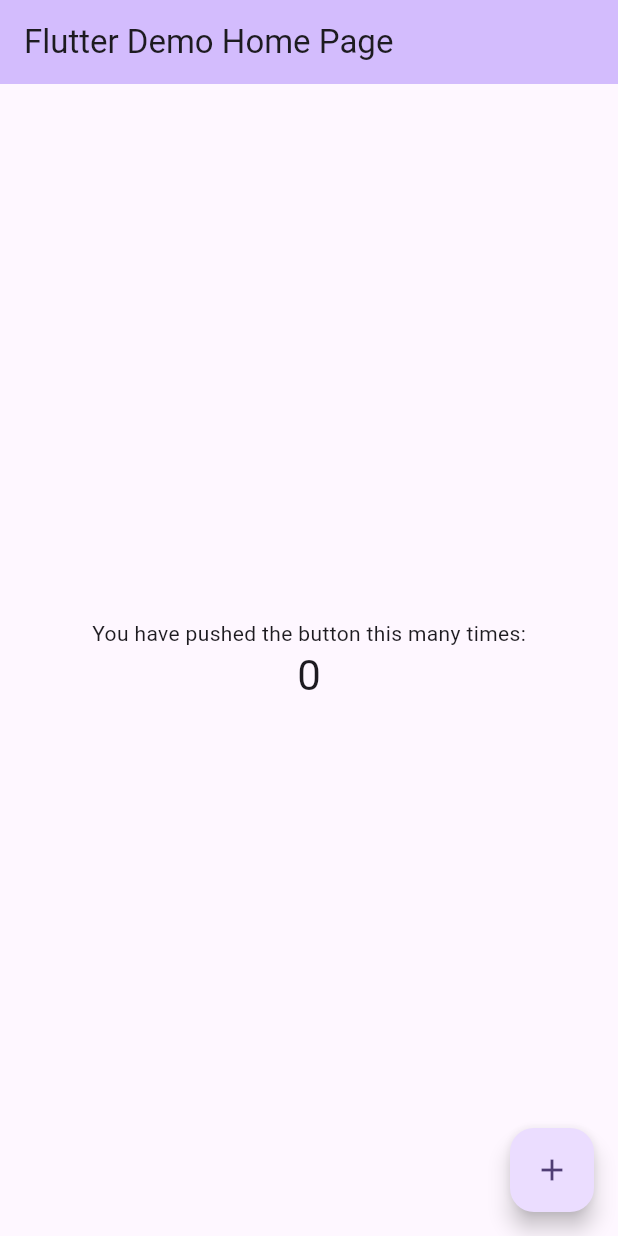
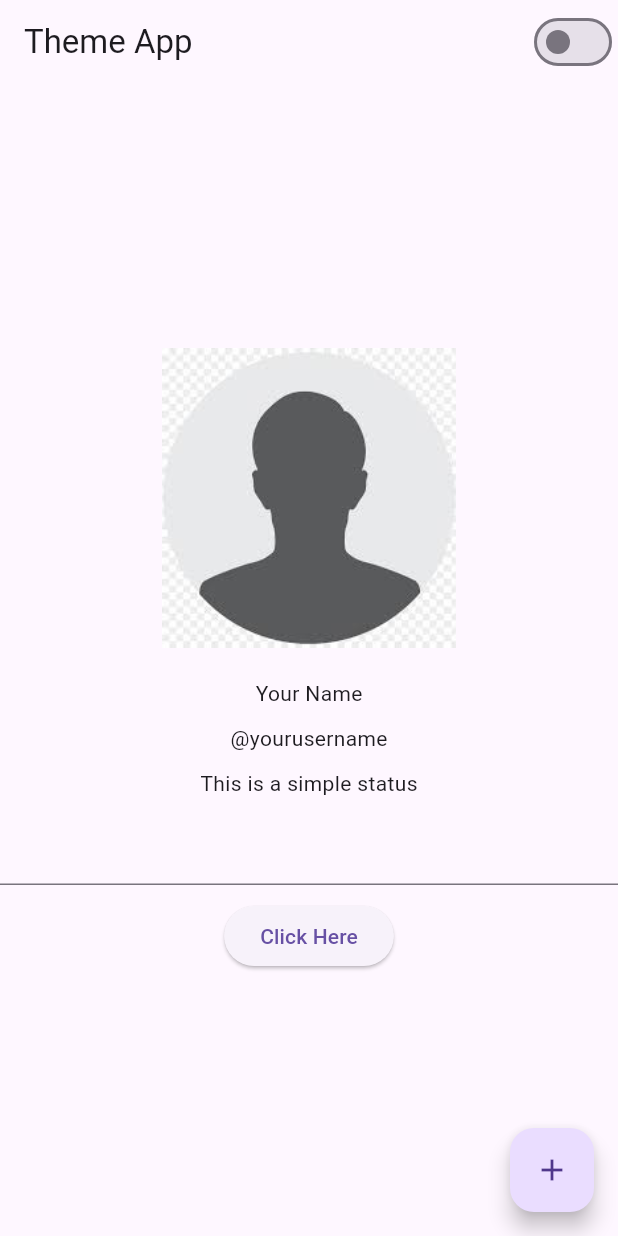
Before and after one commit to its-asimiqbal/flutter-theming, a Flutter app: the screen it shows after launch, on a phone screen of 412 x 824 dp. Run offline on Flutter 3.47's test engine with Material 3 defaults, Android fonts, the phone set to English and light mode, and no system bars.

Commit message:
files updated

```diff
--- a/lib/main.dart
+++ b/lib/main.dart
@@ -1,125 +1,26 @@
 import 'package:flutter/material.dart';
+import 'package:flutter_theming/theme/theme_constants.dart';
+import 'package:flutter_theming/theme/theme_manager.dart';
+
+import 'screens/main_screen.dart';
 
 void main() {
   runApp(const MyApp());
 }
 
+  ThemeManager _themeManager = ThemeManager();
+
 class MyApp extends StatelessWidget {
   const MyApp({super.key});
 
-  // This widget is the root of your application.
   @override
   Widget build(BuildContext context) {
-    return MaterialApp(
-      title: 'Flutter Demo',
-      theme: ThemeData(
-        // This is the theme of your application.
-        //
-        // TRY THIS: Try running your application with "flutter run". You'll see
-        // the application has a blue toolbar. Then, without quitting the app,
-        // try changing the seedColor in the colorScheme below to Colors.green
-        // and then invoke "hot reload" (save your changes or press the "hot
-        // reload" button in a Flutter-supported IDE, or press "r" if you used
-        // the command line to start the app).
-        //
-        // Notice that the counter didn't reset back to zero; the application
-        // state is not lost during the reload. To reset the state, use hot
-        // restart instead.
-        //
-        // This works for code too, not just values: Most code changes can be
-        // tested with just a hot reload.
-        colorScheme: ColorScheme.fromSeed(seedColor: Colors.deepPurple),
-        useMaterial3: true,
-      ),
-      home: const MyHomePage(title: 'Flutter Demo Home Page'),
+    return  MaterialApp(
+      debugShowCheckedModeBanner: false,
+      theme: lightTheme,
+      darkTheme: darkTheme,
+      themeMode: _themeManager.themeMode,
+      home: const MainScreen(),
     );
   }
 }
-
-class MyHomePage extends StatefulWidget {
-  const MyHomePage({super.key, required this.title});
-
-  // This widget is the home page of your application. It is stateful, meaning
-  // that it has a State object (defined below) that contains fields that affect
-  // how it looks.
-
-  // This class is the configuration for the state. It holds the values (in this
-  // case the title) provided by the parent (in this case the App widget) and
-  // used by the build method of the State. Fields in a Widget subclass are
-  // always marked "final".
-
-  final String title;
-
-  @override
-  State<MyHomePage> createState() => _MyHomePageState();
-}
-
-class _MyHomePageState extends State<MyHomePage> {
-  int _counter = 0;
-
-  void _incrementCounter() {
-    setState(() {
-      // This call to setState tells the Flutter framework that something has
-      // changed in this State, which causes it to rerun the build method below
-      // so that the display can reflect the updated values. If we changed
-      // _counter without calling setState(), then the build method would not be
-      // called again, and so nothing would appear to happen.
-      _counter++;
-    });
-  }
-
-  @override
-  Widget build(BuildContext context) {
-    // This method is rerun every time setState is called, for instance as done
-    // by the _incrementCounter method above.
-    //
-    // The Flutter framework has been optimized to make rerunning build methods
-    // fast, so that you can just rebuild anything that needs updating rather
-    // than having to individually change instances of widgets.
-    return Scaffold(
-      appBar: AppBar(
-        // TRY THIS: Try changing the color here to a specific color (to
-        // Colors.amber, perhaps?) and trigger a hot reload to see the AppBar
-        // change color while the other colors stay the same.
-        backgroundColor: Theme.of(context).colorScheme.inversePrimary,
-        // Here we take the value from the MyHomePage object that was created by
-        // the App.build method, and use it to set our appbar title.
-        title: Text(widget.title),
-      ),
-      body: Center(
-        // Center is a layout widget. It takes a single child and positions it
-        // in the middle of the parent.
-        child: Column(
-          // Column is also a layout widget. It takes a list of children and
-          // arranges them vertically. By default, it sizes itself to fit its
-          // children horizontally, and tries to be as tall as its parent.
-          //
-          // Column has various properties to control how it sizes itself and
-          // how it positions its children. Here we use mainAxisAlignment to
-          // center the children vertically; the main axis here is the vertical
-          // axis because Columns are vertical (the cross axis would be
-          // horizontal).
-          //
-          // TRY THIS: Invoke "debug painting" (choose the "Toggle Debug Paint"
-          // action in the IDE, or press "p" in the console), to see the
-          // wireframe for each widget.
-          mainAxisAlignment: MainAxisAlignment.center,
-          children: <Widget>[
-            const Text(
-              'You have pushed the button this many times:',
-            ),
-            Text(
-              '$_counter',
-              style: Theme.of(context).textTheme.headlineMedium,
-            ),
-          ],
-        ),
-      ),
-      floatingActionButton: FloatingActionButton(
-        onPressed: _incrementCounter,
-        tooltip: 'Increment',
-        child: const Icon(Icons.add),
-      ), // This trailing comma makes auto-formatting nicer for build methods.
-    );
-  }
-}
--- /dev/null
+++ b/lib/screens/main_screen.dart
@@ -0,0 +1,65 @@
+import 'package:flutter/material.dart';
+
+class MainScreen extends StatefulWidget {
+  const MainScreen({super.key});
+
+  @override
+  State<MainScreen> createState() => _MainScreenState();
+}
+
+class _MainScreenState extends State<MainScreen> {
+  @override
+  Widget build(BuildContext context) {
+    return Scaffold(
+      appBar: AppBar(
+        title: const Text('Theme App'),
+        actions: [
+          Switch(
+            value: false,
+            onChanged: (newValue) {},
+          ),
+        ],
+      ),
+      floatingActionButton: FloatingActionButton(
+        onPressed: () {},
+        child: const Icon(Icons.add),
+      ),
+      body: Center(
+        child: Column(
+          mainAxisAlignment: MainAxisAlignment.center,
+          crossAxisAlignment: CrossAxisAlignment.center,
+          children: [
+            Image.asset(
+              'assets/profile1.jpeg',
+              height: 200,
+              width: 200,
+            ),
+            const SizedBox(
+              height: 20,
+            ),
+            const Text('Your Name'),
+            const SizedBox(
+              height: 10,
+            ),
+            const Text('@yourusername'),
+            const SizedBox(
+              height: 10,
+            ),
+            const Text('This is a simple status'),
+            const SizedBox(
+              height: 10,
+            ),
+            const TextField(),
+            const SizedBox(
+              height: 10,
+            ),
+            ElevatedButton(
+              onPressed: () {},
+              child: const Text('Click Here'),
+            ),
+          ],
+        ),
+      ),
+    );
+  }
+}
--- /dev/null
+++ b/lib/theme/theme_constants.dart
@@ -0,0 +1,9 @@
+import 'package:flutter/material.dart';
+
+ThemeData lightTheme = ThemeData(
+  brightness: Brightness.light,
+);
+
+ThemeData darkTheme = ThemeData(
+  brightness: Brightness.dark,
+);
--- /dev/null
+++ b/lib/theme/theme_manager.dart
@@ -0,0 +1,11 @@
+import 'package:flutter/material.dart';
+
+class ThemeManager extends ChangeNotifier {
+  ThemeMode _themeMode = ThemeMode.light;
+
+  get themeMode => _themeMode;
+
+  toggleTheme(bool isDark) {
+    _themeMode = isDark ? ThemeMode.dark : ThemeMode.light;
+  }
+}
--- a/pubspec.yaml
+++ b/pubspec.yaml
@@ -59,8 +59,8 @@ flutter:
   uses-material-design: true
 
   # To add assets to your application, add an assets section, like this:
-  # assets:
-  #   - images/a_dot_burr.jpeg
+  assets:
+    - assets/
   #   - images/a_dot_ham.jpeg
 
   # An image asset can refer to one or more resolution-specific "variants", see
```
Also changed, not shown: assets/profile.jpeg (added), assets/profile1.jpeg (added).
